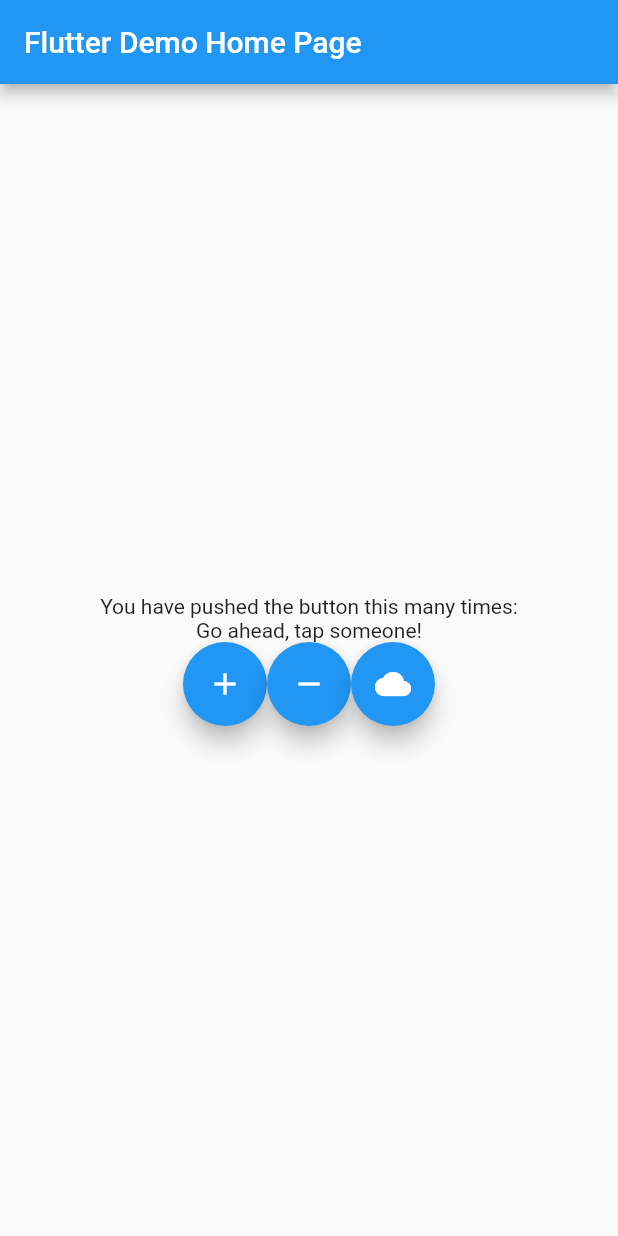
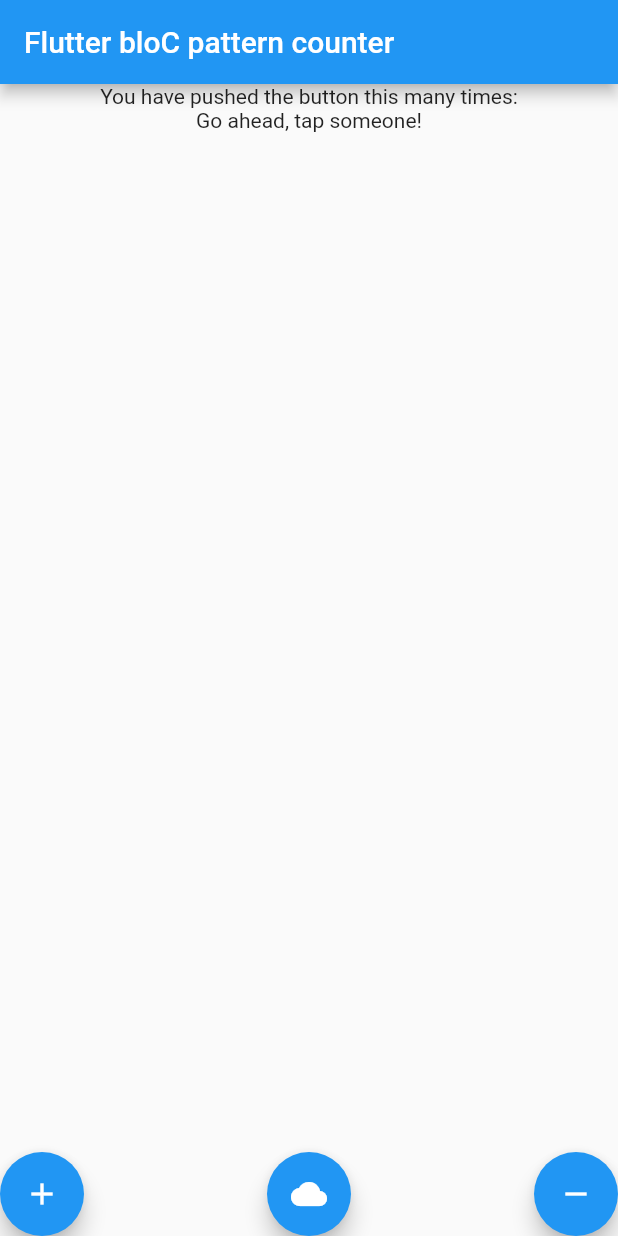
Before and after one commit to KistanovSerhii/Exercises1, a Flutter app: the screen it shows after launch, on a phone screen of 412 x 824 dp. Run offline on Flutter 3.47's test engine with Material 2 defaults, Android fonts, the phone set to English and light mode, and no system bars; our stand-ins replace equatable, flutter_bloc.

Commit message:
add a little styles

```diff
--- a/lib/internal/application.dart
+++ b/lib/internal/application.dart
@@ -10,13 +10,13 @@ class MyApp extends StatelessWidget {
   @override
   Widget build(BuildContext context) {
     return MaterialApp(
-      title: 'Flutter Demo',
+      title: 'Flutter bloC pattern',
       theme: ThemeData(
         primarySwatch: Colors.blue,
       ),
       home: BlocProvider(
         create: (context) => _counterBloc,
-        child: HomePage(title: 'Flutter Demo Home Page'),
+        child: HomePage(title: 'Flutter bloC pattern counter'),
       ),
     );
   }
--- a/lib/presentation/home/home.dart
+++ b/lib/presentation/home/home.dart
@@ -27,21 +27,22 @@ class _MyHomePageState extends State<HomePage> {
             ),
             BlocBuilder<CounterBloc, CounterState>(builder: (context, state) {
               if (state.status == CounterStatus.init) {
-                return Text("Go ahead, tap someone!");
+                return Center(child: Text("Go ahead, tap someone!"));
               }
 
               if (state.status == CounterStatus.counting) {
-                return CircularProgressIndicator();
+                return Center(child: CircularProgressIndicator());
               }
 
               if (state.status == CounterStatus.counted) {
                 return Text(
                   state.counter.value.toString(),
-                  style: Theme.of(context).textTheme.headline4,
+                  style: Theme.of(context).textTheme.headline1,
                 );
               }
               return Container();
             }),
+            Spacer(),
             Center(
               child: Row(
                 mainAxisAlignment: MainAxisAlignment.center,
@@ -52,17 +53,19 @@ class _MyHomePageState extends State<HomePage> {
                     tooltip: 'Increment',
                     child: Icon(Icons.add),
                   ),
+                  Spacer(),
+                  FloatingActionButton(
+                    onPressed: () => BlocProvider.of<CounterBloc>(context)
+                        .add(EventRandomFromCloud()),
+                    tooltip: 'Random',
+                    child: Icon(Icons.cloud),
+                  ),
+                  Spacer(),
                   FloatingActionButton(
                     onPressed: () => BlocProvider.of<CounterBloc>(context)
                         .add(EventDecrement()),
                     tooltip: 'Decrement',
                     child: Icon(Icons.remove),
-                  ),
-                  FloatingActionButton(
-                    onPressed: () => BlocProvider.of<CounterBloc>(context)
-                        .add(EventRandomFromCloud()),
-                    tooltip: 'Random',
-                    child: Icon(Icons.cloud),
                   ),
                 ],
               ),
```
